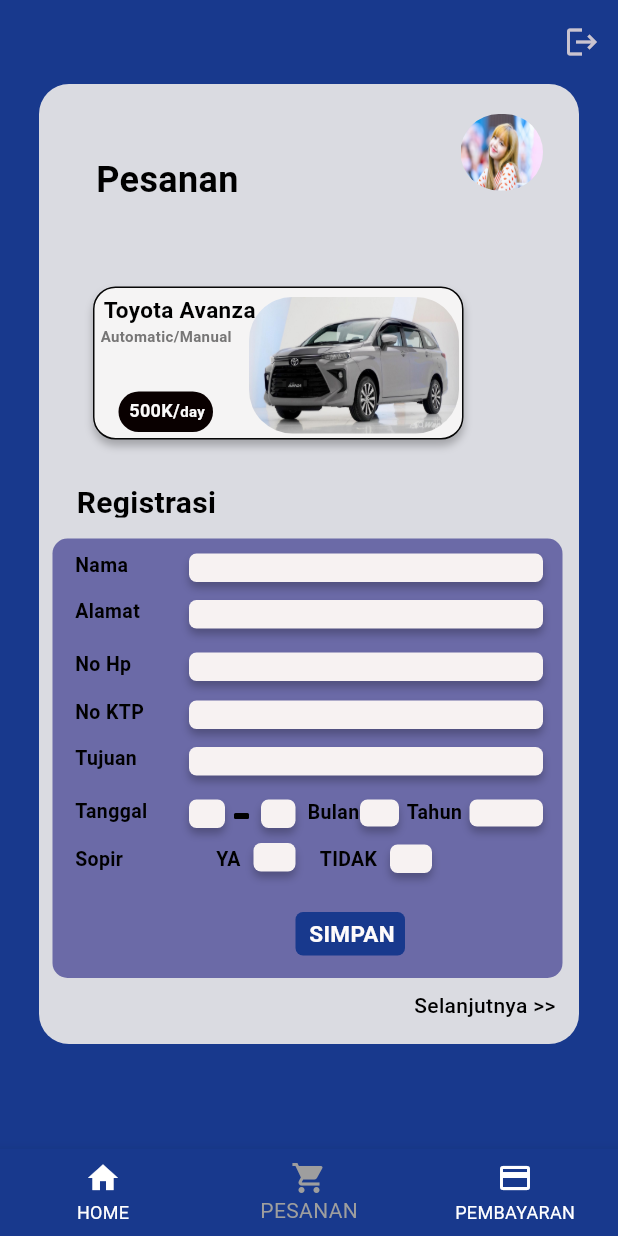
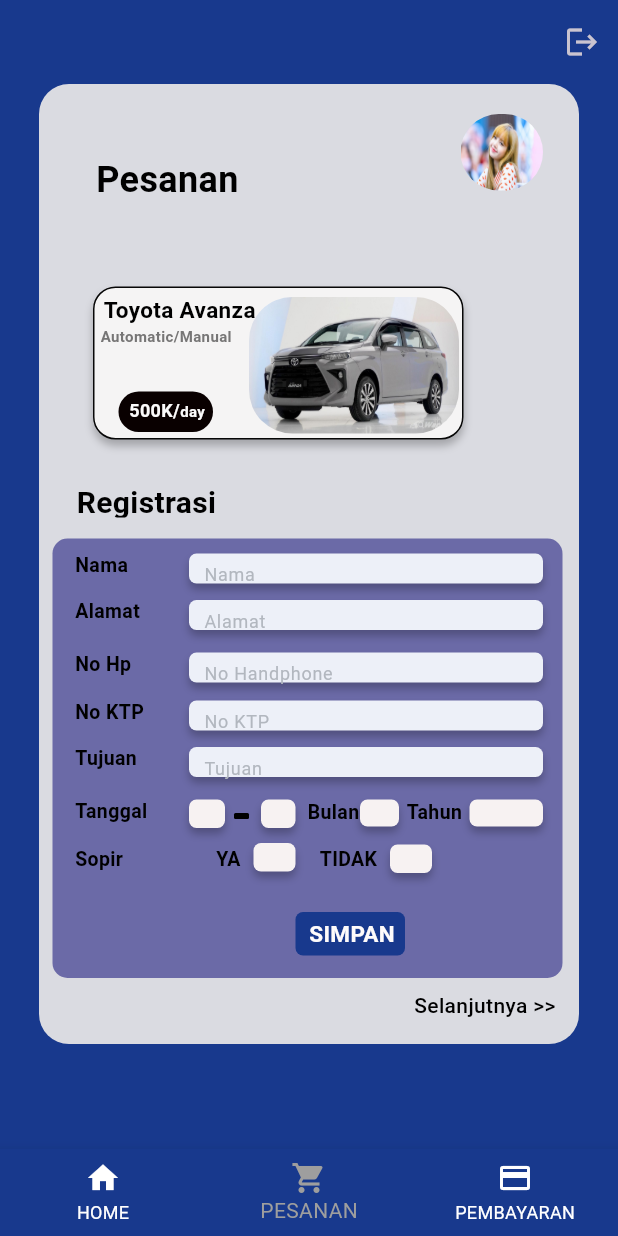
Before and after one commit to FarchanS/mobile_app_rent_car, a Flutter app: the MyApp2 screen opened directly, item 2 of the bottom bar chosen, on a phone screen of 412 x 824 dp. Run offline on Flutter 3.47's test engine with Material 3 defaults, Android fonts, the phone set to English and light mode, and no system bars; our stand-ins replace firebase_auth, firebase_core; accounts and stored records are empty.

Commit message:
update TextFormField

```diff
--- a/lib/main3_browsing.dart
+++ b/lib/main3_browsing.dart
@@ -82,21 +82,64 @@
               Positioned(
                 left: 34,
                 top: 100,
-                child: Container(
+                child: SizedBox(
                   width: 283,
-                  height: 41,
-                  decoration: ShapeDecoration(
+                  height: 35,
+                  child: /*TextFormField(
+                    style: TextStyle(
+                        backgroundColor: Colors.white,
+                        color: const Color.fromARGB(255, 10, 10, 10)),
+                    decoration: InputDecoration(
+                      fillColor: Colors.white,
+                      border: InputBorder.none,
+                      hintText: "Search",
+                      hintStyle:
+                          TextStyle(color: Color(0xFFb2b7bf), fontSize: 18.0),
+                      prefixIcon: Icon(
+                        Icons.search,
+                        color: Colors.white70,
+                        size: 30.0,
+                      ),
+                    ),
+                  ),
+                ),*/
+                      Container(
+                    width: 283,
+                    height: 60,
+                    padding:
+                        EdgeInsets.symmetric(vertical: 0.0, horizontal: 5.0),
+                    decoration: BoxDecoration(
+                        color: Color(0xFFedf0f8),
+                        borderRadius: BorderRadius.circular(30)),
+                    child: TextFormField(
+                      textAlignVertical: TextAlignVertical.center,
+                      style: TextStyle(color: Color.fromARGB(255, 15, 12, 12)),
+                      decoration: InputDecoration(
+                        border: InputBorder.none,
+                        hintText: "Search",
+                        hintStyle:
+                            TextStyle(color: Color(0xFFb2b7bf), fontSize: 18.0),
+                        prefixIcon: Icon(
+                          Icons.search,
+                          color: Colors.black,
+                          size: 30.0,
+                        ),
+                      ),
+                    ),
+
+                    /*decoration: ShapeDecoration(
                     color: const Color(0xFFFEF9F9),
                     shape: RoundedRectangleBorder(
                       side:
                           const BorderSide(width: 1, color: Color(0xFF070707)),
                       borderRadius: BorderRadius.circular(15),
                     ),
+                  ),*/
                   ),
                 ),
               ),
 
-              const Positioned(
+              /*const Positioned(
                 left: 50,
                 top: 110,
                 child: SizedBox(
@@ -111,38 +154,6 @@
                       fontWeight: FontWeight.w500,
                       height: 0,
                     ),
-                  ),
-                ),
-              ),
-
-              // === icon search ===
-              /*Positioned(
-                left: 282,
-                top: 148,
-                child: Container(
-                  width: 18,
-                  height: 19,
-                  padding: const EdgeInsets.only(
-                    top: 3.17,
-                    left: 3,
-                    right: 2.94,
-                    bottom: 3.17,
-                  ),
-                  clipBehavior: Clip.antiAlias,
-                  decoration: BoxDecoration(),
-                  child: Column(
-                    mainAxisSize: MainAxisSize.min,
-                    mainAxisAlignment: MainAxisAlignment.center,
-                    crossAxisAlignment: CrossAxisAlignment.center,
-                    children: [
-                      Container(
-                        width: 12.06,
-                        height: 12.67,
-                        child: Stack(children: [
-                          //,
-                        ]),
-                      ),
-                    ],
                   ),
                 ),
               ),*/
--- a/lib/main4_pesanan.dart
+++ b/lib/main4_pesanan.dart
@@ -284,19 +284,29 @@
                 top: 313,
                 child: Container(
                   width: 236,
-                  height: 19,
-                  decoration: ShapeDecoration(
-                    color: const Color(0xFFF7F2F2),
-                    shape: RoundedRectangleBorder(
-                        borderRadius: BorderRadius.circular(5)),
-                    shadows: const [
+                  height: 20,
+                  padding:
+                      EdgeInsets.symmetric(vertical: 0.0, horizontal: 10.0),
+                  decoration: BoxDecoration(
+                    color: Color(0xFFedf0f8),
+                    borderRadius: BorderRadius.circular(5),
+                    boxShadow: const [
                       BoxShadow(
                         color: Color(0x3F000000),
                         blurRadius: 4,
                         offset: Offset(0, 4),
                         spreadRadius: 0,
-                      )
+                      ),
                     ],
+                  ),
+                  child: TextFormField(
+                    textAlignVertical: TextAlignVertical.bottom,
+                    style: TextStyle(color: Color.fromARGB(255, 15, 12, 12)),
+                    decoration: InputDecoration(
+                        border: InputBorder.none,
+                        hintText: "Nama",
+                        hintStyle: TextStyle(
+                            color: Color(0xFFb2b7bf), fontSize: 12.0)),
                   ),
                 ),
               ),
@@ -326,19 +336,29 @@
                 top: 344,
                 child: Container(
                   width: 236,
-                  height: 19,
-                  decoration: ShapeDecoration(
-                    color: const Color(0xFFF7F2F2),
-                    shape: RoundedRectangleBorder(
-                        borderRadius: BorderRadius.circular(5)),
-                    shadows: const [
+                  height: 20,
+                  padding:
+                      EdgeInsets.symmetric(vertical: 0.0, horizontal: 10.0),
+                  decoration: BoxDecoration(
+                    color: Color(0xFFedf0f8),
+                    borderRadius: BorderRadius.circular(5),
+                    boxShadow: const [
                       BoxShadow(
                         color: Color(0x3F000000),
                         blurRadius: 4,
                         offset: Offset(0, 4),
                         spreadRadius: 0,
-                      )
+                      ),
                     ],
+                  ),
+                  child: TextFormField(
+                    textAlignVertical: TextAlignVertical.bottom,
+                    style: TextStyle(color: Color.fromARGB(255, 15, 12, 12)),
+                    decoration: InputDecoration(
+                        border: InputBorder.none,
+                        hintText: "Alamat",
+                        hintStyle: TextStyle(
+                            color: Color(0xFFb2b7bf), fontSize: 12.0)),
                   ),
                 ),
               ),
@@ -368,19 +388,29 @@
                 top: 379,
                 child: Container(
                   width: 236,
-                  height: 19,
-                  decoration: ShapeDecoration(
-                    color: const Color(0xFFF7F2F2),
-                    shape: RoundedRectangleBorder(
-                        borderRadius: BorderRadius.circular(5)),
-                    shadows: const [
+                  height: 20,
+                  padding:
+                      EdgeInsets.symmetric(vertical: 0.0, horizontal: 10.0),
+                  decoration: BoxDecoration(
+                    color: Color(0xFFedf0f8),
+                    borderRadius: BorderRadius.circular(5),
+                    boxShadow: const [
                       BoxShadow(
                         color: Color(0x3F000000),
                         blurRadius: 4,
                         offset: Offset(0, 4),
                         spreadRadius: 0,
-                      )
+                      ),
                     ],
+                  ),
+                  child: TextFormField(
+                    textAlignVertical: TextAlignVertical.bottom,
+                    style: TextStyle(color: Color.fromARGB(255, 15, 12, 12)),
+                    decoration: InputDecoration(
+                        border: InputBorder.none,
+                        hintText: "No Handphone",
+                        hintStyle: TextStyle(
+                            color: Color(0xFFb2b7bf), fontSize: 12.0)),
                   ),
                 ),
               ),
@@ -410,19 +440,30 @@
                 top: 411,
                 child: Container(
                   width: 236,
-                  height: 19,
-                  decoration: ShapeDecoration(
-                    color: const Color(0xFFF7F2F2),
-                    shape: RoundedRectangleBorder(
-                        borderRadius: BorderRadius.circular(5)),
-                    shadows: const [
+                  height: 20,
+                  padding:
+                      EdgeInsets.symmetric(vertical: 0.0, horizontal: 10.0),
+                  decoration: BoxDecoration(
+                    color: Color(0xFFedf0f8),
+                    borderRadius: BorderRadius.circular(5),
+                    boxShadow: const [
                       BoxShadow(
                         color: Color(0x3F000000),
                         blurRadius: 4,
                         offset: Offset(0, 4),
                         spreadRadius: 0,
-                      )
+                      ),
                     ],
+                  ),
+                  child: TextFormField(
+                    textAlignVertical: TextAlignVertical.bottom,
+                    style: TextStyle(color: Color.fromARGB(255, 15, 12, 12)),
+                    decoration: InputDecoration(
+                      border: InputBorder.none,
+                      hintText: "No KTP",
+                      hintStyle:
+                          TextStyle(color: Color(0xFFb2b7bf), fontSize: 12.0),
+                    ),
                   ),
                 ),
               ),
@@ -452,19 +493,30 @@
                 top: 442,
                 child: Container(
                   width: 236,
-                  height: 19,
-                  decoration: ShapeDecoration(
-                    color: const Color(0xFFF7F2F2),
-                    shape: RoundedRectangleBorder(
-                        borderRadius: BorderRadius.circular(5)),
-                    shadows: const [
+                  height: 20,
+                  padding:
+                      EdgeInsets.symmetric(vertical: 0.0, horizontal: 10.0),
+                  decoration: BoxDecoration(
+                    color: Color(0xFFedf0f8),
+                    borderRadius: BorderRadius.circular(5),
+                    boxShadow: const [
                       BoxShadow(
                         color: Color(0x3F000000),
                         blurRadius: 4,
                         offset: Offset(0, 4),
                         spreadRadius: 0,
-                      )
+                      ),
                     ],
+                  ),
+                  child: TextFormField(
+                    textAlignVertical: TextAlignVertical.bottom,
+                    style: TextStyle(color: Color.fromARGB(255, 15, 12, 12)),
+                    decoration: InputDecoration(
+                      border: InputBorder.none,
+                      hintText: "Tujuan",
+                      hintStyle:
+                          TextStyle(color: Color(0xFFb2b7bf), fontSize: 12.0),
+                    ),
                   ),
                 ),
               ),
```
